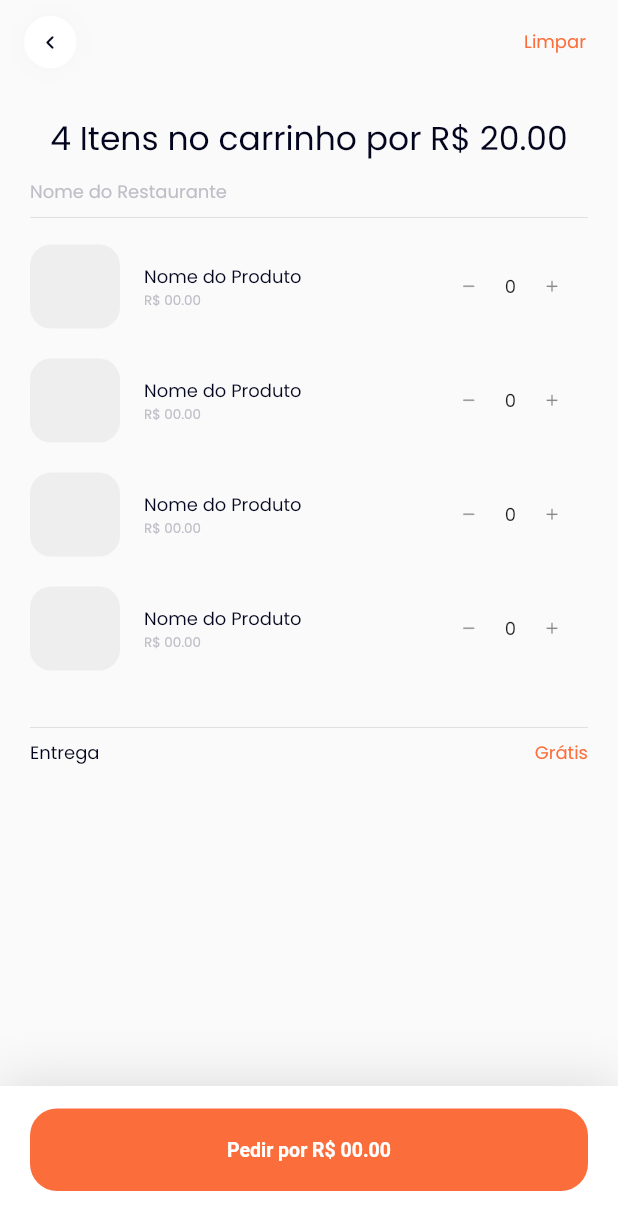
After one commit to gabcode-sys/gnu_delivery, a Flutter app: the Cart screen opened by its route, after a tap on the "add" icon, on a phone screen of 412 x 824 dp. The commit adds this screen. Shown: the top 1230 px of the screen. Run offline on Flutter 3.47's test engine with Material 2 defaults, Android fonts, the phone set to English and light mode, and no system bars; our stand-ins replace cloud_firestore, connectivity, curved_navigation_bar, dartz, equatable, firebase_auth and 11 more; accounts and stored records are empty; generated files the repository leaves out were written again.

Commit message:
Create Store Page UI

```diff
--- /dev/null
+++ b/lib/app/modules/store/presenter/pages/cart/cart_page.dart
@@ -0,0 +1,314 @@
+import 'package:flutter/material.dart';
+import 'package:flutter_mobx/flutter_mobx.dart';
+import 'package:flutter_modular/flutter_modular.dart';
+import 'package:gnu_delivery/app/utils/theme/color_theme.dart';
+
+import 'cart_controller.dart';
+
+class Cart extends StatefulWidget {
+  @override
+  _CartState createState() => _CartState();
+}
+
+class _CartState extends ModularState<Cart, CartController> {
+  Map<String, Map<String, dynamic>> selectedItems = {};
+
+  @override
+  Widget build(BuildContext context) {
+    return Scaffold(
+      appBar: AppBar(
+        backgroundColor: Colors.transparent,
+        elevation: 0,
+        automaticallyImplyLeading: false,
+        title: GestureDetector(
+          onTap: () {
+            Navigator.pop(context);
+          },
+          child: Container(
+            height: 35.0,
+            width: 35.0,
+            decoration: BoxDecoration(
+              color: UIThemeColors.whiteTheme,
+              shape: BoxShape.circle,
+              boxShadow: [
+                BoxShadow(
+                  blurRadius: 15.0,
+                  color: Colors.grey.shade100,
+                  offset: Offset(0, 0),
+                ),
+              ],
+            ),
+            child: Icon(
+              Icons.chevron_left_rounded,
+              size: 18.0,
+              color: UIThemeColors.blackTheme,
+            ),
+          ),
+        ),
+        actions: [
+          Padding(
+            padding: const EdgeInsets.all(10.0),
+            child: TextButton(
+              onPressed: () {},
+              child: Text(
+                'Limpar',
+                style: TextStyle(
+                  color: UIThemeColors.orangeTheme,
+                  fontSize: 12.0,
+                ),
+              ),
+            ),
+          ),
+        ],
+      ),
+      body: SingleChildScrollView(
+        child: SafeArea(
+          minimum: const EdgeInsets.all(20.0),
+          child: Column(
+            children: [
+              Text(
+                '4 Itens no carrinho por R\$ 20.00',
+                style: TextStyle(
+                  fontSize: 22.0,
+                  color: UIThemeColors.blackTheme,
+                  fontWeight: FontWeight.w500,
+                ),
+              ),
+              SizedBox(
+                height: 10.0,
+              ),
+              Container(
+                width: MediaQuery.of(context).size.width,
+                alignment: Alignment.centerLeft,
+                child: Text(
+                  'Nome do Restaurante',
+                  style: TextStyle(
+                    color: UIThemeColors.greyTheme,
+                    fontSize: 12.0,
+                  ),
+                ),
+              ),
+              Divider(
+                color: Colors.grey.shade300,
+              ),
+              ListView.builder(
+                shrinkWrap: true,
+                primary: false,
+                itemCount: 4,
+                itemBuilder: (BuildContext context, int index) {
+                  return ListTile(
+                    contentPadding: const EdgeInsets.only(
+                      top: 10.0,
+                      bottom: 10.0,
+                    ),
+                    leading: Container(
+                      padding: const EdgeInsets.all(10.0),
+                      height: 60.0,
+                      width: 60.0,
+                      decoration: BoxDecoration(
+                        borderRadius: BorderRadius.circular(14.0),
+                        color: Colors.grey.shade200,
+                      ),
+                      child: CircleAvatar(
+                        backgroundColor: Colors.transparent,
+                      ),
+                    ),
+                    title: Column(
+                      crossAxisAlignment: CrossAxisAlignment.start,
+                      children: [
+                        Text(
+                          'Nome do Produto',
+                          style: TextStyle(
+                            fontSize: 12.0,
+                            color: UIThemeColors.blackTheme,
+                          ),
+                        ),
+                        Text(
+                          'R\$ 00.00',
+                          style: TextStyle(
+                            color: UIThemeColors.greyTheme,
+                            fontSize: 9.0,
+                          ),
+                        ),
+                      ],
+                    ),
+                    trailing: Container(
+                      width: 110.0,
+                      child: Row(
+                        mainAxisAlignment: MainAxisAlignment.end,
+                        crossAxisAlignment: CrossAxisAlignment.center,
+                        children: [
+                          IconButton(
+                            color: Colors.grey,
+                            iconSize: 13,
+                            splashRadius: 18,
+                            icon: Icon(
+                              Icons.remove_rounded,
+                            ),
+                            onPressed: () {
+                              /*
+                              bool existAD = selectedItems.containsKey(
+                                  controller.productInfo[index].title);
+                              if (!existAD) {
+                                selectedItems.addAll({
+                                  controller.productInfo[index].title: {
+                                    'qtd': 1,
+                                  }
+                                });
+                              } else {
+                                if (selectedItems[controller
+                                        .productInfo[index].title]['qtd'] >
+                                    0) {
+                                  selectedItems[
+                                          controller.productInfo[index].title]
+                                      .update('qtd', (value) {
+                                    return value - 1;
+                                  });
+                                }
+                              }
+
+                              setState(() {});
+                              */
+                            },
+                          ),
+                          Text(
+                            selectedItems.containsKey('Product Name')
+                                ? 'R\$ 00.00'
+                                : '0',
+                            style: TextStyle(
+                              fontSize: 12.0,
+                            ),
+                          ),
+                          IconButton(
+                            iconSize: 13,
+                            splashRadius: 18,
+                            icon: Icon(Icons.add_rounded),
+                            onPressed: () {
+                              /*bool existAD = selectedItems.containsKey(
+                                  controller.productInfo[index].title);
+                              if (!existAD) {
+                                selectedItems.addAll({
+                                  controller.productInfo[index].title: {
+                                    'qtd': 1,
+                                  }
+                                });
+                              } else {
+                                if (selectedItems[controller
+                                        .productInfo[index]
+                                        .title]['qtd'] <
+                                    controller
+                                        .productInfo[index].maxCount) {
+                                  selectedItems[controller
+                                          .productInfo[index].title]
+                                      .update('qtd', (value) {
+                                    return value + 1;
+                                  });
+                                }
+                              }
+
+                              setState(() {});
+                              */
+                            },
+                          ),
+                        ],
+                      ),
+                    ),
+                  );
+                },
+              ),
+              SizedBox(
+                height: 20.0,
+              ),
+              Divider(
+                color: Colors.grey.shade300,
+              ),
+              Row(
+                mainAxisAlignment: MainAxisAlignment.spaceBetween,
+                children: [
+                  Text(
+                    'Entrega',
+                    style: TextStyle(
+                      fontSize: 12.0,
+                      color: UIThemeColors.blackTheme,
+                    ),
+                  ),
+                  Text(
+                    'Grátis',
+                    style: TextStyle(
+                      color: UIThemeColors.orangeTheme,
+                      fontSize: 12.0,
+                    ),
+                  ),
+                ],
+              ),
+              SizedBox(
+                height: 200.0,
+              ),
+            ],
+          ),
+        ),
+      ),
+      bottomSheet: Container(
+        padding: const EdgeInsets.only(
+          left: 20.0,
+          right: 20.0,
+          bottom: 30.0,
+          top: 15.0,
+        ),
+        height: 100,
+        decoration: BoxDecoration(
+          color: UIThemeColors.whiteTheme,
+          boxShadow: [
+            BoxShadow(
+              color: Colors.black12,
+              blurRadius: 30.0,
+              offset: Offset(0, -1),
+              spreadRadius: 1.0,
+            ),
+          ],
+        ),
+        child: Observer(builder: (_) {
+          return GestureDetector(
+            onTap: () async {},
+            child: Container(
+              alignment: Alignment.center,
+              width: MediaQuery.of(context).size.width,
+              height: MediaQuery.of(context).size.height,
+              decoration: BoxDecoration(
+                borderRadius: BorderRadius.circular(18.0),
+                color: UIThemeColors.orangeTheme,
+              ),
+              child: Observer(builder: (_) {
+                return RichText(
+                  text: TextSpan(
+                    children: [
+                      TextSpan(
+                        text: 'Pedir por ',
+                        style: TextStyle(
+                          fontSize: 13.0,
+                          fontWeight: FontWeight.bold,
+                          color: UIThemeColors.whiteTheme,
+                        ),
+                      ),
+                      TextSpan(
+                        text: 1 ==
+                                0 // Tratativa para consultar se ja encontrou valor
+                            ? ''
+                            : 'R\$ 00.00',
+                        style: TextStyle(
+                          fontSize: 13.0,
+                          fontWeight: FontWeight.bold,
+                          color: UIThemeColors.whiteTheme,
+                        ),
+                      ),
+                    ],
+                  ),
+                );
+              }),
+            ),
+          );
+        }),
+      ),
+    );
+  }
+}
--- a/pubspec.yaml
+++ b/pubspec.yaml
@@ -44,6 +44,7 @@ dependencies:
   connectivity: ^3.0.3
   pin_code_fields: 6.1.0
   video_player: ^2.1.1
+  flutter_speed_dial: ^3.0.5
 
   # The following adds the Cupertino Icons font to your application.
   # Use with the CupertinoIcons class for iOS style icons.
```
Also changed, not shown: lib/app/modules/store/presenter/pages/cart/cart_controller.dart (added, +12 -0 lines), lib/app/modules/store/presenter/pages/store/store_page.dart (+78 -6 lines), lib/app/modules/store/store_module.dart (+7 -0 lines), lib/app/modules/store/presenter/pages/cart/cart_controller.g.dart (added), pubspec.lock.
